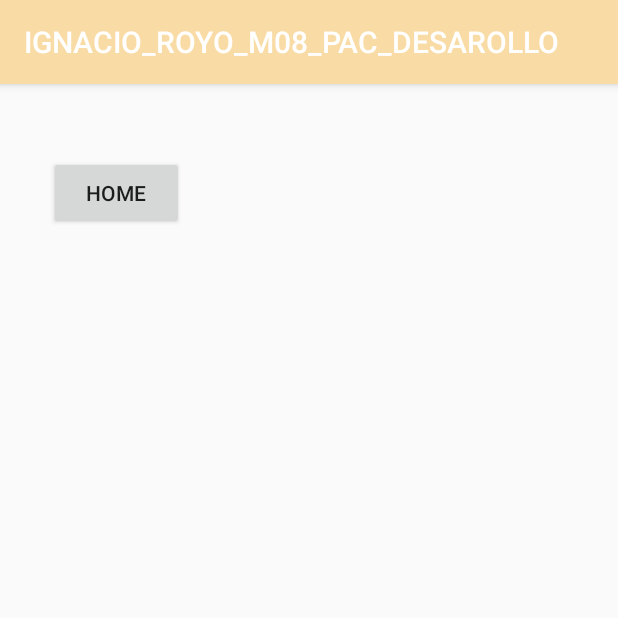
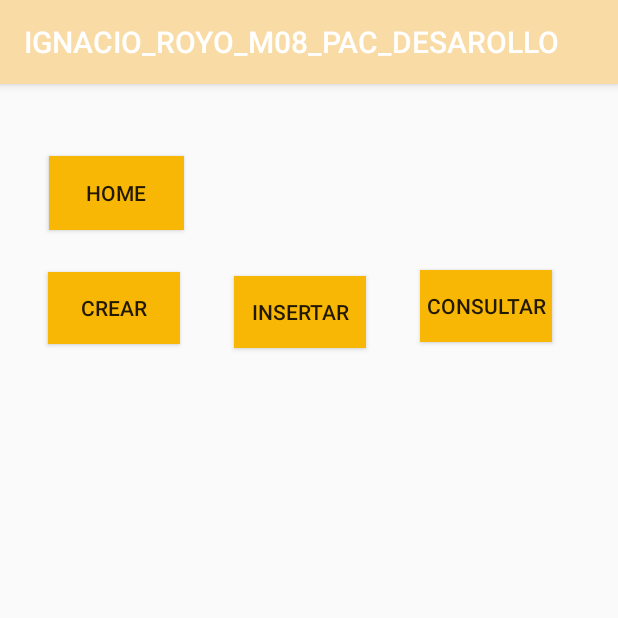
Before and after one commit to NachoRV/DAM_M08_PRACTICAS, an Android app: the Activity2 screen opened directly, with no data from a screen before it, on a phone screen of 412 x 824 dp, the top half of it. Run offline under Robolectric (Android 15) with nearby library versions, the phone set to English and light mode, and no system bars.

Commit message:
activity 2

```diff
--- a/app/src/main/res/layout/activity_2.xml
+++ b/app/src/main/res/layout/activity_2.xml
@@ -11,10 +11,63 @@
         android:layout_width="90dp"
         android:layout_height="49dp"
         android:layout_marginTop="48dp"
+        android:background="@color/colorPrimaryDark"
         android:onClick="home"
         android:text="Home"
+        android:textColorLink="@color/colorPrimaryDark"
         app:layout_constraintEnd_toEndOf="parent"
         app:layout_constraintHorizontal_bias="0.102"
         app:layout_constraintStart_toStartOf="parent"
         app:layout_constraintTop_toTopOf="parent" />
+
+    <Button
+        android:id="@+id/button5"
+        android:layout_width="wrap_content"
+        android:layout_height="wrap_content"
+        android:layout_marginStart="32dp"
+        android:layout_marginTop="28dp"
+        android:background="@color/colorPrimaryDark"
+        android:onClick="crearTabla"
+        android:text="@string/crearTabla"
+        app:layout_constraintStart_toStartOf="parent"
+        app:layout_constraintTop_toBottomOf="@+id/home" />
+
+    <Button
+        android:id="@+id/button6"
+        android:layout_width="wrap_content"
+        android:layout_height="wrap_content"
+        android:layout_marginStart="24dp"
+        android:layout_marginTop="128dp"
+        android:layout_marginEnd="24dp"
+        android:background="@color/colorPrimaryDark"
+        android:onClick="insertarDatos"
+        android:text="@string/insertarDatos"
+        app:layout_constraintEnd_toStartOf="@+id/button7"
+        app:layout_constraintStart_toEndOf="@+id/button5"
+        app:layout_constraintTop_toTopOf="parent" />
+
+    <Button
+        android:id="@+id/button7"
+        android:layout_width="wrap_content"
+        android:layout_height="wrap_content"
+        android:layout_marginTop="124dp"
+        android:layout_marginEnd="32dp"
+        android:background="@color/colorPrimaryDark"
+        android:onClick="consulTarDatos"
+        android:text="@string/consultarDatos"
+        app:layout_constraintEnd_toEndOf="parent"
+        app:layout_constraintHorizontal_bias="0.493"
+        app:layout_constraintStart_toEndOf="@+id/button6"
+        app:layout_constraintTop_toTopOf="parent" />
+
+    <TextView
+        android:id="@+id/textView2"
+        android:layout_width="wrap_content"
+        android:layout_height="wrap_content"
+        app:layout_constraintBottom_toBottomOf="parent"
+        app:layout_constraintEnd_toEndOf="parent"
+        app:layout_constraintStart_toStartOf="parent"
+        app:layout_constraintTop_toBottomOf="@+id/button5"
+        app:layout_constraintVertical_bias="0.126" />
+
 </androidx.constraintlayout.widget.ConstraintLayout>
--- a/app/src/main/res/values/strings.xml
+++ b/app/src/main/res/values/strings.xml
@@ -3,6 +3,9 @@
     <string name="tituloHome">Minion World</string>
     <string name="textInput">Intoduce 0 para reproducir, 1 para parar y 2 para bloquear la aplicación</string>
     <string name="button4">Parar</string>
-    <string name="button3">Empezar</string>
+    <string name="button3">Enviar</string>
     <string name="home">Home</string>
+    <string name="crearTabla">crear</string>
+    <string name="insertarDatos">insertar</string>
+    <string name="consultarDatos">Consultar</string>
 </resources>
```
Also changed, not shown: app/src/main/java/com/ignacio/royo/Activity2.java (+36 -0 lines), app/src/main/java/com/ignacio/royo/BaseDeDatos.java (added, +46 -0 lines).
